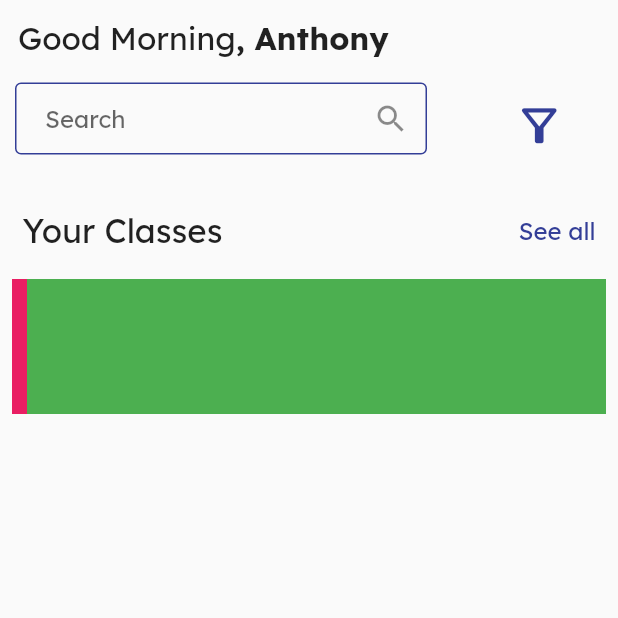
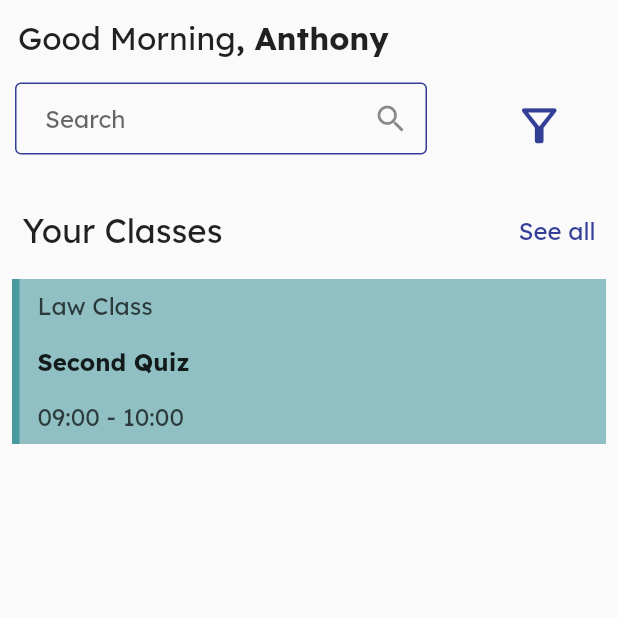
Before and after one commit to anthonyarinze/student_app, a Flutter app: the Home screen opened directly, on a phone screen of 412 x 824 dp, the top half of it. Run offline on Flutter 3.47's test engine with Material 2 defaults, Android fonts, the phone set to English and light mode, and no system bars; our stand-ins replace firebase_auth, firebase_core, google_fonts, google_nav_bar, google_sign_in; accounts and stored records are empty.

Commit message:
HomePage Progress

```diff
--- a/lib/utils/widgets.dart
+++ b/lib/utils/widgets.dart
@@ -54,7 +54,7 @@ class BuildTextFormField extends StatelessWidget {
 class BuildClassWidget extends StatelessWidget {
   BuildClassWidget({super.key});
 
-  final List colors = [
+  final List<Color> colors = [
     const Color(0xFF499a9f),
     const Color(0xFF41659a),
     const Color(0xFFa53f7e),
@@ -65,14 +65,50 @@ class BuildClassWidget extends StatelessWidget {
     return Padding(
       padding: const EdgeInsets.all(8.0),
       child: Container(
-        height: 90,
+        height: 110,
         width: MediaQuery.of(context).size.width,
-        decoration: const BoxDecoration(
-          color: Colors.green,
+        decoration: BoxDecoration(
+          color: colors[0].withOpacity(0.6),
           border: Border(
             left: BorderSide(
-              color: Colors.pink,
-              width: 10,
+              color: colors[0],
+              width: 5,
+            ),
+          ),
+        ),
+        child: Align(
+          alignment: Alignment.topLeft,
+          child: Padding(
+            padding: const EdgeInsets.fromLTRB(12.0, 8.0, 5.0, 8.0),
+            child: Column(
+              mainAxisAlignment: MainAxisAlignment.spaceBetween,
+              crossAxisAlignment: CrossAxisAlignment.start,
+              children: [
+                Text(
+                  'Law Class',
+                  style: TextStyle(
+                    fontSize: 16,
+                    color: Colors.black.withOpacity(0.7),
+                    overflow: TextOverflow.ellipsis,
+                  ),
+                ),
+                const Text(
+                  'Second Quiz',
+                  style: TextStyle(
+                    fontSize: 16,
+                    fontWeight: FontWeight.bold,
+                    overflow: TextOverflow.ellipsis,
+                  ),
+                ),
+                Text(
+                  '09:00 - 10:00',
+                  style: TextStyle(
+                    fontSize: 16,
+                    color: Colors.black.withOpacity(0.7),
+                    overflow: TextOverflow.ellipsis,
+                  ),
+                ),
+              ],
             ),
           ),
         ),
```
